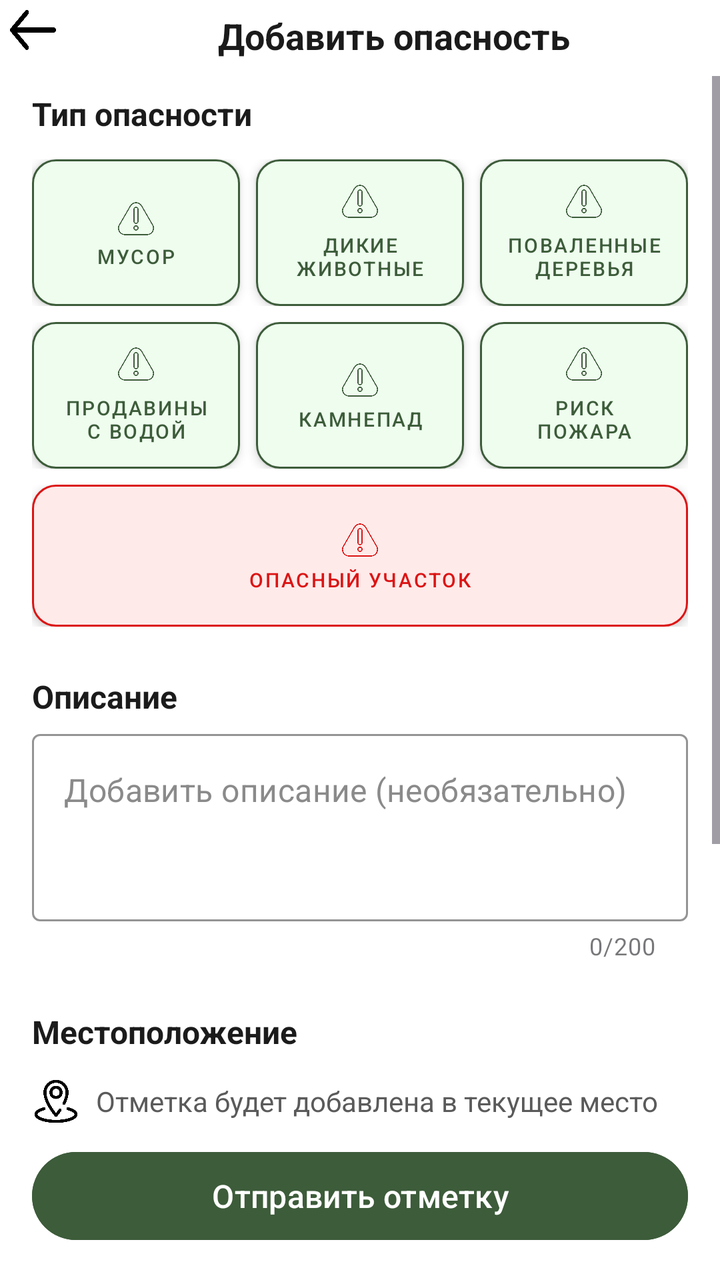
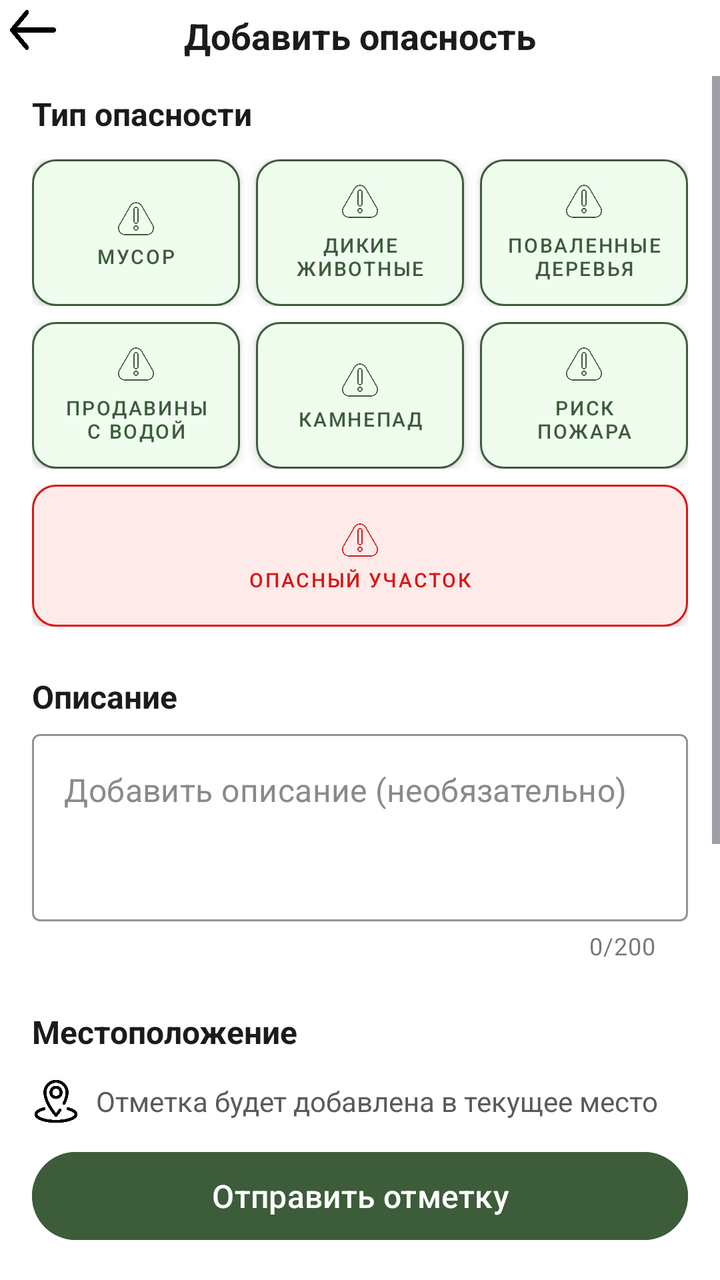

The first picture is an Android layout as it rendered before a commit; the second is the same layout after the commit. The layout source and the unified diff follow.
<!-- AndroidManifest.xml: application theme Theme.MobileApp -->
<!-- res/layout/activity_hazard.xml -->
<?xml version="1.0" encoding="utf-8"?>
<androidx.constraintlayout.widget.ConstraintLayout xmlns:android="http://schemas.android.com/apk/res/android"
    xmlns:app="http://schemas.android.com/apk/res-auto"
    android:layout_width="match_parent"
    android:layout_height="match_parent"
    android:background="#FFFFFF">

    
    <ImageButton
        android:id="@+id/btnBack"
        android:layout_width="25dp"
        android:layout_height="30dp"
        android:layout_marginStart="4dp"
        android:background="@drawable/ic_back"
        android:contentDescription="Назад"
        app:layout_constraintStart_toStartOf="parent"
        app:layout_constraintTop_toTopOf="parent" />

    <TextView
        android:id="@+id/tvTitle"
        android:layout_width="wrap_content"
        android:layout_height="wrap_content"
        android:layout_marginStart="80dp"
        android:text="Добавить опасность"
        android:textColor="#1B1B1B"
        android:textSize="18sp"
        android:textStyle="bold"
        app:layout_constraintBottom_toBottomOf="@id/btnBack"
        app:layout_constraintStart_toEndOf="@id/btnBack"
        app:layout_constraintTop_toTopOf="@id/btnBack"
        app:layout_constraintVertical_bias="1.0" />

    <ScrollView
        android:id="@+id/scroll"
        android:layout_width="0dp"
        android:layout_height="0dp"
        android:layout_marginTop="8dp"
        android:fillViewport="true"
        app:layout_constraintBottom_toTopOf="@id/btnSubmit"
        app:layout_constraintEnd_toEndOf="parent"
        app:layout_constraintStart_toStartOf="parent"
        app:layout_constraintTop_toBottomOf="@id/btnBack">

        <LinearLayout
            android:layout_width="match_parent"
            android:layout_height="wrap_content"
            android:orientation="vertical"
            android:paddingHorizontal="16dp"
            android:paddingTop="8dp">

            <TextView
                android:layout_width="wrap_content"
                android:layout_height="wrap_content"
                android:text="Тип опасности"
                android:textColor="#1B1B1B"
                android:textSize="16sp"
                android:textStyle="bold" />

            <LinearLayout
                android:layout_width="match_parent"
                android:layout_height="wrap_content"
                android:layout_marginTop="12dp"
                android:orientation="horizontal">

                <com.google.android.material.button.MaterialButton
                    android:id="@+id/btnHazardGarbage"
                    style="@style/HazardTypeButtonGreen"
                    android:layout_width="0dp"
                    android:layout_height="match_parent"
                    android:layout_marginEnd="8dp"
                    android:layout_weight="1"
                    android:text="Мусор"
                    app:icon="@drawable/ic_hazard" />

                <com.google.android.material.button.MaterialButton
                    android:id="@+id/btnHazardAnimals"
                    style="@style/HazardTypeButtonGreen"
                    android:layout_width="0dp"
                    android:layout_height="match_parent"
                    android:layout_marginEnd="8dp"
                    android:layout_weight="1"
                    android:text="Дикие животные"
                    app:icon="@drawable/ic_hazard" />

                <com.google.android.material.button.MaterialButton
                    android:id="@+id/btnHazardTrees"
                    style="@style/HazardTypeButtonGreen"
                    android:layout_width="0dp"
                    android:layout_height="match_parent"
                    android:layout_weight="1"
                    android:text="Поваленные деревья"
                    app:icon="@drawable/ic_hazard" />
            </LinearLayout>

            <LinearLayout
                android:layout_width="match_parent"
                android:layout_height="wrap_content"
                android:layout_marginTop="8dp"
                android:orientation="horizontal">

                <com.google.android.material.button.MaterialButton
                    android:id="@+id/btnHazardWater"
                    style="@style/HazardTypeButtonGreen"
                    android:layout_width="0dp"
                    android:layout_height="match_parent"
                    android:layout_marginEnd="8dp"
                    android:layout_weight="1"
                    android:text="Продавины с водой"
                    app:icon="@drawable/ic_hazard" />

                <com.google.android.material.button.MaterialButton
                    android:id="@+id/btnHazardRocks"
                    style="@style/HazardTypeButtonGreen"
                    android:layout_width="0dp"
                    android:layout_height="match_parent"
                    android:layout_marginEnd="8dp"
                    android:layout_weight="1"
                    android:text="Камнепад"
                    app:icon="@drawable/ic_hazard" />

                <com.google.android.material.button.MaterialButton
                    android:id="@+id/btnHazardFire"
                    style="@style/HazardTypeButtonGreen"
                    android:layout_width="0dp"
                    android:layout_height="match_parent"
                    android:layout_weight="1"
                    android:text="Риск пожара"
                    app:icon="@drawable/ic_hazard" />
            </LinearLayout>

            <LinearLayout
                android:layout_width="match_parent"
                android:layout_height="71dp"
                android:layout_marginTop="8dp"
                android:orientation="horizontal">

                <com.google.android.material.button.MaterialButton
                    android:id="@+id/btnHazardArea"
                    style="@style/HazardTypeButtonRED"
                    android:layout_width="0dp"
                    android:layout_height="match_parent"
                    android:layout_weight="1"
                    android:text="Опасный участок"
                    app:icon="@drawable/ic_hazard" />

            </LinearLayout>

            <TextView
                android:layout_width="wrap_content"
                android:layout_height="wrap_content"
                android:layout_marginTop="24dp"
                android:text="Описание"
                android:textColor="#1B1B1B"
                android:textSize="16sp"
                android:textStyle="bold" />

            <com.google.android.material.textfield.TextInputLayout
                style="@style/Widget.MaterialComponents.TextInputLayout.OutlinedBox"
                android:layout_width="match_parent"
                android:layout_height="wrap_content"
                android:layout_marginTop="8dp"
                app:boxStrokeColor="#3D5C3A"
                app:counterEnabled="true"
                app:counterMaxLength="200"
                app:hintEnabled="false">

                <com.google.android.material.textfield.TextInputEditText
                    android:id="@+id/etDescription"
                    android:layout_width="match_parent"
                    android:layout_height="wrap_content"
                    android:gravity="top|start"
                    android:hint="Добавить описание (необязательно)"
                    android:inputType="textMultiLine"
                    android:maxLength="200"
                    android:minLines="3"
                    android:textColor="#1B1B1B"
                    android:textColorHint="#8A8A8A" />
            </com.google.android.material.textfield.TextInputLayout>

            <TextView
                android:layout_width="wrap_content"
                android:layout_height="wrap_content"
                android:layout_marginTop="24dp"
                android:text="Местоположение"
                android:textColor="#1B1B1B"
                android:textSize="16sp"
                android:textStyle="bold" />

            <LinearLayout
                android:layout_width="wrap_content"
                android:layout_height="wrap_content"
                android:layout_marginTop="12dp"
                android:gravity="center_vertical"
                android:orientation="horizontal">

                <ImageView
                    android:layout_width="24dp"
                    android:layout_height="24dp"
                    android:contentDescription="Метка"
                    android:background="@drawable/ic_point"
                    app:tint="#3D5C3A" />

                <TextView
                    android:layout_width="wrap_content"
                    android:layout_height="wrap_content"
                    android:layout_marginStart="8dp"
                    android:text="Отметка будет добавлена в текущее место"
                    android:textColor="#5A5A5A"
                    android:textSize="14sp" />

            </LinearLayout>

            <TextView
                android:id="@+id/tvCoordinates"
                android:layout_width="wrap_content"
                android:layout_height="wrap_content"
                android:layout_marginTop="4dp"
                android:textColor="#3D5C3A"
                android:textSize="14sp"
                android:visibility="gone" />

            <com.google.android.material.button.MaterialButton
                android:id="@+id/btnPickOnMap"
                style="@style/Widget.MaterialComponents.Button.OutlinedButton"
                android:layout_width="match_parent"
                android:layout_height="52dp"
                android:layout_marginTop="16dp"
                android:text="Выбрать на карте"
                android:textColor="#3D5C3A"
                app:cornerRadius="12dp"
                app:icon="@drawable/ic_map"
                app:iconGravity="textStart"
                app:iconTint="#3D5C3A"
                app:strokeColor="#3D5C3A"
                app:strokeWidth="1dp" />

            <TextView
                android:layout_width="wrap_content"
                android:layout_height="wrap_content"
                android:layout_marginTop="24dp"
                android:text="Фото опасности (необязательно)"
                android:textColor="#1B1B1B"
                android:textSize="16sp"
                android:textStyle="bold" />

            <LinearLayout
                android:layout_width="wrap_content"
                android:layout_height="wrap_content"
                android:layout_marginTop="12dp"
                android:gravity="center_vertical"
                android:orientation="horizontal">

                <ImageView
                    android:layout_width="24dp"
                    android:layout_height="24dp"
                    android:contentDescription="Фото"
                    android:background="@drawable/ic_image_gallery"
                    app:tint="#3D5C3A" />

                <TextView
                    android:layout_width="wrap_content"
                    android:layout_height="wrap_content"
                    android:layout_marginStart="8dp"
                    android:text="Здесь будет ваше фото опасности"
                    android:textColor="#5A5A5A"
                    android:textSize="14sp" />
            </LinearLayout>

            <com.google.android.material.button.MaterialButton
                android:id="@+id/btnOpenImg"
                style="@style/Widget.MaterialComponents.Button.OutlinedButton"
                android:layout_width="match_parent"
                android:layout_height="52dp"
                android:layout_marginTop="16dp"
                android:text="Добавить фото опасности"
                android:textColor="#3D5C3A"
                app:cornerRadius="12dp"
                app:icon="@drawable/ic_image_gallery"
                app:iconGravity="textStart"
                app:iconTint="#3D5C3A"
                app:strokeColor="#3D5C3A"
                app:strokeWidth="1dp" />
        </LinearLayout>

    </ScrollView>

    <com.google.android.material.button.MaterialButton
        android:id="@+id/btnSubmit"
        android:layout_width="0dp"
        android:layout_height="52dp"
        android:layout_marginHorizontal="16dp"
        android:layout_marginBottom="16dp"
        android:backgroundTint="#3D5C3A"
        android:text="Отправить отметку"
        android:textColor="#FFFFFF"
        android:textSize="16sp"
        app:cornerRadius="26dp"
        app:layout_constraintBottom_toBottomOf="parent"
        app:layout_constraintEnd_toEndOf="parent"
        app:layout_constraintStart_toStartOf="parent" />
</androidx.constraintlayout.widget.ConstraintLayout>
<!-- resources referenced by this layout -->
<resources>
  <!-- drawable ic_back: png bitmap (drawable, 3507 bytes) -->
  <!-- drawable ic_hazard: png bitmap (drawable, 23368 bytes) -->
  <!-- drawable ic_image_gallery: png bitmap (drawable, 13981 bytes) -->
  <!-- drawable ic_map: png bitmap (drawable, 38558 bytes) -->
  <!-- drawable ic_point: png bitmap (drawable, 17385 bytes) -->
  <style name="HazardTypeButtonGreen" parent="Widget.MaterialComponents.Button.OutlinedButton">
          <item name="android:backgroundTint">@color/hazard_type_bg</item>
          <item name="android:textColor">@color/hazard_type_text</item>
          <item name="android:textSize">10sp</item>
          <item name="android:insetTop">0dp</item>
          <item name="android:insetBottom">0dp</item>
          <item name="android:elevation">3dp</item>
          <item name="android:padding">12dp</item>
          <item name="cornerRadius">12dp</item>
          <item name="strokeColor">@color/hazard_type_stroke</item>
          <item name="strokeWidth">1dp</item>
          <item name="iconGravity">textTop</item>
          <item name="iconPadding">6dp</item>
          <item name="iconTint">@color/hazard_type_icon</item>
      </style>
  <style name="HazardTypeButtonRED" parent="HazardTypeButtonGreen">
          <item name="android:backgroundTint">@color/hazard_type_bg_red</item>
          <item name="android:textColor">@color/hazard_type_text_red</item>
          <item name="iconTint">@color/hazard_type_icon_red</item>
          <item name="strokeColor">@color/hazard_type_stroke_red</item>
      </style>
  <style name="Theme.MobileApp" parent="Base.Theme.MobileApp" />
  <style name="Base.Theme.MobileApp" parent="Theme.Material3.DayNight.NoActionBar">
          
          
      </style>
</resources>

<!-- the commit's change to res/layout/activity_hazard.xml (unified diff, before → after) -->
@@ -3,7 +3,8 @@
     xmlns:app="http://schemas.android.com/apk/res-auto"
     android:layout_width="match_parent"
     android:layout_height="match_parent"
-    android:background="#FFFFFF">
+    android:background="#FFFFFF"
+    android:fitsSystemWindows="true">
 
     
     <ImageButton
@@ -20,14 +21,14 @@
         android:id="@+id/tvTitle"
         android:layout_width="wrap_content"
         android:layout_height="wrap_content"
-        android:layout_marginStart="80dp"
         android:text="Добавить опасность"
         android:textColor="#1B1B1B"
         android:textSize="18sp"
         android:textStyle="bold"
+        app:layout_constraintStart_toStartOf="parent"
+        app:layout_constraintEnd_toEndOf="parent"
+        app:layout_constraintTop_toTopOf="parent"
         app:layout_constraintBottom_toBottomOf="@id/btnBack"
-        app:layout_constraintStart_toEndOf="@id/btnBack"
-        app:layout_constraintTop_toTopOf="@id/btnBack"
         app:layout_constraintVertical_bias="1.0" />
 
     <ScrollView
